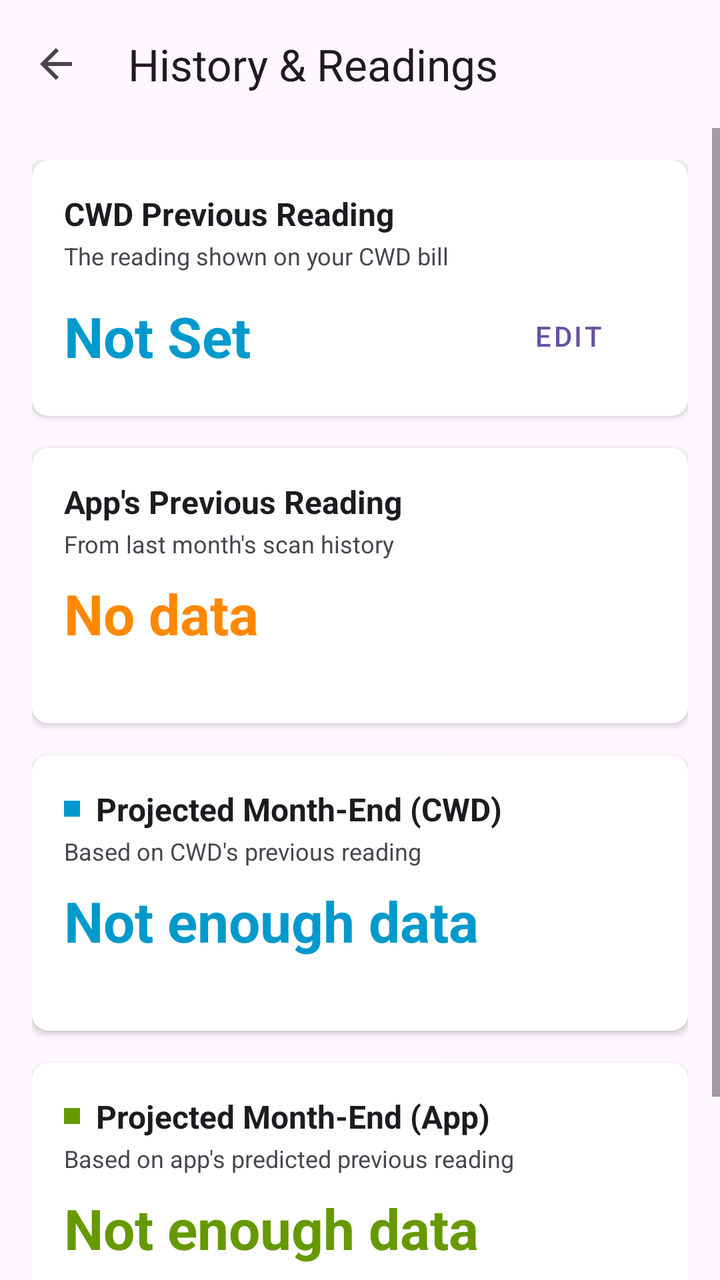
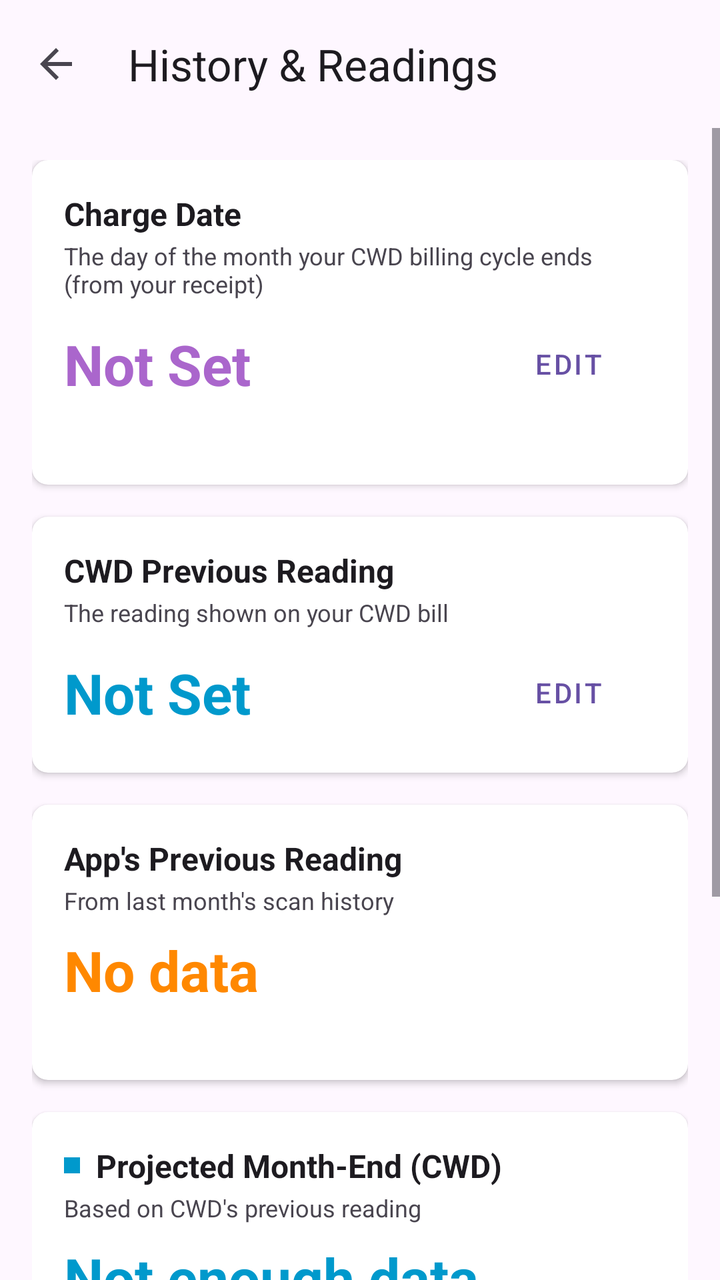

Two renders of the same Android screen: before a commit and after it. Below are the layout's source before the change and the commit's diff.
<!-- AndroidManifest.xml: activity theme Theme.MeterSnap -->
<!-- res/layout/activity_history_settings.xml -->
<?xml version="1.0" encoding="utf-8"?>
<LinearLayout xmlns:android="http://schemas.android.com/apk/res/android"
    xmlns:app="http://schemas.android.com/apk/res-auto"
    android:id="@+id/root_layout"
    android:layout_width="match_parent"
    android:layout_height="match_parent"
    android:orientation="vertical"
    android:background="?android:attr/colorBackground">

    
    <androidx.appcompat.widget.Toolbar
        android:id="@+id/toolbar"
        android:layout_width="match_parent"
        android:layout_height="wrap_content"
        android:minHeight="?attr/actionBarSize"
        android:background="?android:attr/colorBackground"
        android:elevation="4dp"
        app:contentInsetStartWithNavigation="0dp"
        app:navigationIcon="?attr/homeAsUpIndicator"
        app:title="History &amp; Readings"
        app:titleTextColor="?android:attr/textColorPrimary"
        app:titleMarginStart="8dp" />

    <ScrollView
        android:layout_width="match_parent"
        android:layout_height="0dp"
        android:layout_weight="1"
        android:fillViewport="true">

        <LinearLayout
            android:layout_width="match_parent"
            android:layout_height="wrap_content"
            android:orientation="vertical"
            android:padding="16dp">

            
            <androidx.cardview.widget.CardView
                android:layout_width="match_parent"
                android:layout_height="wrap_content"
                app:cardCornerRadius="8dp"
                app:cardElevation="2dp">

            <LinearLayout
                android:layout_width="match_parent"
                android:layout_height="wrap_content"
                android:orientation="vertical"
                android:padding="16dp">

                <TextView
                    android:layout_width="match_parent"
                    android:layout_height="wrap_content"
                    android:text="CWD Previous Reading"
                    android:textColor="?android:attr/textColorPrimary"
                    android:textSize="16sp"
                    android:textStyle="bold" />

                <TextView
                    android:layout_width="match_parent"
                    android:layout_height="wrap_content"
                    android:text="The reading shown on your CWD bill"
                    android:textSize="12sp"
                    android:textColor="?android:attr/textColorSecondary"
                    android:layout_marginTop="2dp"/>

                <LinearLayout
                    android:layout_width="match_parent"
                    android:layout_height="wrap_content"
                    android:orientation="horizontal"
                    android:gravity="center_vertical"
                    android:layout_marginTop="8dp">

                    <TextView
                        android:id="@+id/text_cwd_previous"
                        android:layout_width="0dp"
                        android:layout_height="wrap_content"
                        android:layout_weight="1"
                        android:text="Not Set"
                        android:textSize="28sp"
                        android:textStyle="bold"
                        android:textColor="@android:color/holo_blue_dark" />

                    <Button
                        android:id="@+id/btn_edit_cwd_previous"
                        android:layout_width="wrap_content"
                        android:layout_height="wrap_content"
                        android:text="Edit"
                        style="@style/Widget.MaterialComponents.Button.TextButton"/>
                </LinearLayout>
            </LinearLayout>
        </androidx.cardview.widget.CardView>

            
            <androidx.cardview.widget.CardView
                android:layout_width="match_parent"
                android:layout_height="wrap_content"
                android:layout_marginTop="16dp"
                app:cardCornerRadius="8dp"
                app:cardElevation="2dp">

            <LinearLayout
                android:layout_width="match_parent"
                android:layout_height="wrap_content"
                android:orientation="vertical"
                android:padding="16dp">

                <TextView
                    android:layout_width="match_parent"
                    android:layout_height="wrap_content"
                    android:text="App's Previous Reading"
                    android:textColor="?android:attr/textColorPrimary"
                    android:textSize="16sp"
                    android:textStyle="bold" />

                <TextView
                    android:layout_width="match_parent"
                    android:layout_height="wrap_content"
                    android:text="From last month's scan history"
                    android:textSize="12sp"
                    android:textColor="?android:attr/textColorSecondary"
                    android:layout_marginTop="2dp"/>

                <TextView
                    android:id="@+id/text_app_previous"
                    android:layout_width="wrap_content"
                    android:layout_height="wrap_content"
                    android:text="No data"
                    android:textSize="28sp"
                    android:textStyle="bold"
                    android:textColor="@android:color/holo_orange_dark"
                    android:layout_marginTop="8dp"/>
                    
                <TextView
                    android:id="@+id/text_app_previous_details"
                    android:layout_width="match_parent"
                    android:layout_height="wrap_content"
                    android:text=""
                    android:textSize="12sp"
                    android:textColor="?android:attr/textColorSecondary"
                    android:layout_marginTop="4dp"/>
            </LinearLayout>
        </androidx.cardview.widget.CardView>

            
            <androidx.cardview.widget.CardView
                android:layout_width="match_parent"
                android:layout_height="wrap_content"
                android:layout_marginTop="16dp"
                app:cardCornerRadius="8dp"
                app:cardElevation="2dp">

            <LinearLayout
                android:layout_width="match_parent"
                android:layout_height="wrap_content"
                android:orientation="vertical"
                android:padding="16dp">

                <LinearLayout
                    android:layout_width="match_parent"
                    android:layout_height="wrap_content"
                    android:orientation="horizontal"
                    android:gravity="center_vertical">

                    <View
                        android:layout_width="8dp"
                        android:layout_height="8dp"
                        android:background="@android:color/holo_blue_dark"/>

                    <TextView
                        android:layout_width="wrap_content"
                        android:layout_height="wrap_content"
                        android:text="Projected Month-End (CWD)"
                        android:textColor="?android:attr/textColorPrimary"
                        android:textSize="16sp"
                        android:textStyle="bold"
                        android:layout_marginStart="8dp"/>
                </LinearLayout>

                <TextView
                    android:layout_width="match_parent"
                    android:layout_height="wrap_content"
                    android:text="Based on CWD's previous reading"
                    android:textSize="12sp"
                    android:textColor="?android:attr/textColorSecondary"
                    android:layout_marginTop="2dp"/>

                <TextView
                    android:id="@+id/text_projected_cwd"
                    android:layout_width="wrap_content"
                    android:layout_height="wrap_content"
                    android:text="Not enough data"
                    android:textSize="28sp"
                    android:textStyle="bold"
                    android:textColor="@android:color/holo_blue_dark"
                    android:layout_marginTop="8dp"/>
                    
                <TextView
                    android:id="@+id/text_projected_cwd_details"
                    android:layout_width="match_parent"
                    android:layout_height="wrap_content"
                    android:text=""
                    android:textSize="12sp"
                    android:textColor="?android:attr/textColorSecondary"
                    android:layout_marginTop="4dp"/>
            </LinearLayout>
        </androidx.cardview.widget.CardView>

            
            <androidx.cardview.widget.CardView
                android:layout_width="match_parent"
                android:layout_height="wrap_content"
                android:layout_marginTop="16dp"
                app:cardCornerRadius="8dp"
                app:cardElevation="2dp">

            <LinearLayout
                android:layout_width="match_parent"
                android:layout_height="wrap_content"
                android:orientation="vertical"
                android:padding="16dp">

                <LinearLayout
                    android:layout_width="match_parent"
                    android:layout_height="wrap_content"
                    android:orientation="horizontal"
                    android:gravity="center_vertical">

                    <View
                        android:layout_width="8dp"
                        android:layout_height="8dp"
                        android:background="@android:color/holo_green_dark"/>

                    <TextView
                        android:layout_width="wrap_content"
                        android:layout_height="wrap_content"
                        android:text="Projected Month-End (App)"
                        android:textColor="?android:attr/textColorPrimary"
                        android:textSize="16sp"
                        android:textStyle="bold"
                        android:layout_marginStart="8dp"/>
                </LinearLayout>

                <TextView
                    android:layout_width="match_parent"
                    android:layout_height="wrap_content"
                    android:text="Based on app's predicted previous reading"
                    android:textSize="12sp"
                    android:textColor="?android:attr/textColorSecondary"
                    android:layout_marginTop="2dp"/>

                <TextView
                    android:id="@+id/text_projected_app"
                    android:layout_width="wrap_content"
                    android:layout_height="wrap_content"
                    android:text="Not enough data"
                    android:textSize="28sp"
                    android:textStyle="bold"
                    android:textColor="@android:color/holo_green_dark"
                    android:layout_marginTop="8dp"/>
                    
                <TextView
                    android:id="@+id/text_projected_app_details"
                    android:layout_width="match_parent"
                    android:layout_height="wrap_content"
                    android:text=""
                    android:textSize="12sp"
                    android:textColor="?android:attr/textColorSecondary"
                    android:layout_marginTop="4dp"/>
            </LinearLayout>
        </androidx.cardview.widget.CardView>

            
            <Button
                android:id="@+id/btn_history_logs"
                android:layout_width="match_parent"
                android:layout_height="wrap_content"
                android:layout_marginTop="16dp"
                android:text="View History Logs"
                style="@style/Widget.MaterialComponents.Button.OutlinedButton"/>

            
            <androidx.cardview.widget.CardView
                android:id="@+id/card_prediction_stats"
                android:layout_width="match_parent"
                android:layout_height="wrap_content"
                android:layout_marginTop="16dp"
                app:cardCornerRadius="8dp"
                app:cardElevation="2dp"
                android:visibility="gone">

            <LinearLayout
                android:layout_width="match_parent"
                android:layout_height="wrap_content"
                android:orientation="vertical"
                android:padding="16dp">

                <TextView
                    android:layout_width="match_parent"
                    android:layout_height="wrap_content"
                    android:text="Prediction Performance"
                    android:textColor="?android:attr/textColorPrimary"
                    android:textSize="14sp"
                    android:textStyle="bold" />

                <TextView
                    android:id="@+id/text_prediction_stats"
                    android:layout_width="match_parent"
                    android:layout_height="wrap_content"
                    android:text="No prediction data yet"
                    android:textSize="12sp"
                    android:textColor="?android:attr/textColorSecondary"
                    android:layout_marginTop="8dp"/>
            </LinearLayout>
        </androidx.cardview.widget.CardView>

        </LinearLayout>
    </ScrollView>

</LinearLayout>
<!-- resources referenced by this layout -->
<resources>
  <style name="Theme.MeterSnap" parent="Base.Theme.MeterSnap" />
  <style name="Base.Theme.MeterSnap" parent="Theme.Material3.DayNight.NoActionBar">
          
          <item name="android:statusBarColor">@android:color/transparent</item>
          <item name="android:navigationBarColor">@android:color/transparent</item>
          
          
          <item name="android:windowLightStatusBar">true</item>
          <item name="android:windowLightNavigationBar">true</item>
      </style>
</resources>

<!-- the commit's change to res/layout/activity_history_settings.xml (unified diff, before → after) -->
@@ -40,6 +40,72 @@
                 app:cardCornerRadius="8dp"
                 app:cardElevation="2dp">
 
+                <LinearLayout
+                    android:layout_width="match_parent"
+                    android:layout_height="wrap_content"
+                    android:orientation="vertical"
+                    android:padding="16dp">
+
+                    <TextView
+                        android:layout_width="match_parent"
+                        android:layout_height="wrap_content"
+                        android:text="Charge Date"
+                        android:textColor="?android:attr/textColorPrimary"
+                        android:textSize="16sp"
+                        android:textStyle="bold" />
+
+                    <TextView
+                        android:layout_width="match_parent"
+                        android:layout_height="wrap_content"
+                        android:text="The day of the month your CWD billing cycle ends (from your receipt)"
+                        android:textSize="12sp"
+                        android:textColor="?android:attr/textColorSecondary"
+                        android:layout_marginTop="2dp"/>
+
+                    <LinearLayout
+                        android:layout_width="match_parent"
+                        android:layout_height="wrap_content"
+                        android:orientation="horizontal"
+                        android:gravity="center_vertical"
+                        android:layout_marginTop="8dp">
+
+                        <TextView
+                            android:id="@+id/text_charge_date"
+                            android:layout_width="0dp"
+                            android:layout_height="wrap_content"
+                            android:layout_weight="1"
+                            android:text="Not Set"
+                            android:textSize="28sp"
+                            android:textStyle="bold"
+                            android:textColor="@android:color/holo_purple" />
+
+                        <Button
+                            android:id="@+id/btn_edit_charge_date"
+                            android:layout_width="wrap_content"
+                            android:layout_height="wrap_content"
+                            android:text="Edit"
+                            style="@style/Widget.MaterialComponents.Button.TextButton"/>
+                    </LinearLayout>
+
+                    <TextView
+                        android:id="@+id/text_charge_date_coverage"
+                        android:layout_width="match_parent"
+                        android:layout_height="wrap_content"
+                        android:text=""
+                        android:textSize="12sp"
+                        android:textColor="?android:attr/textColorSecondary"
+                        android:layout_marginTop="4dp"/>
+                </LinearLayout>
+            </androidx.cardview.widget.CardView>
+
+            
+            <androidx.cardview.widget.CardView
+                android:layout_width="match_parent"
+                android:layout_height="wrap_content"
+                android:layout_marginTop="16dp"
+                app:cardCornerRadius="8dp"
+                app:cardElevation="2dp">
+
             <LinearLayout
                 android:layout_width="match_parent"
                 android:layout_height="wrap_content"
